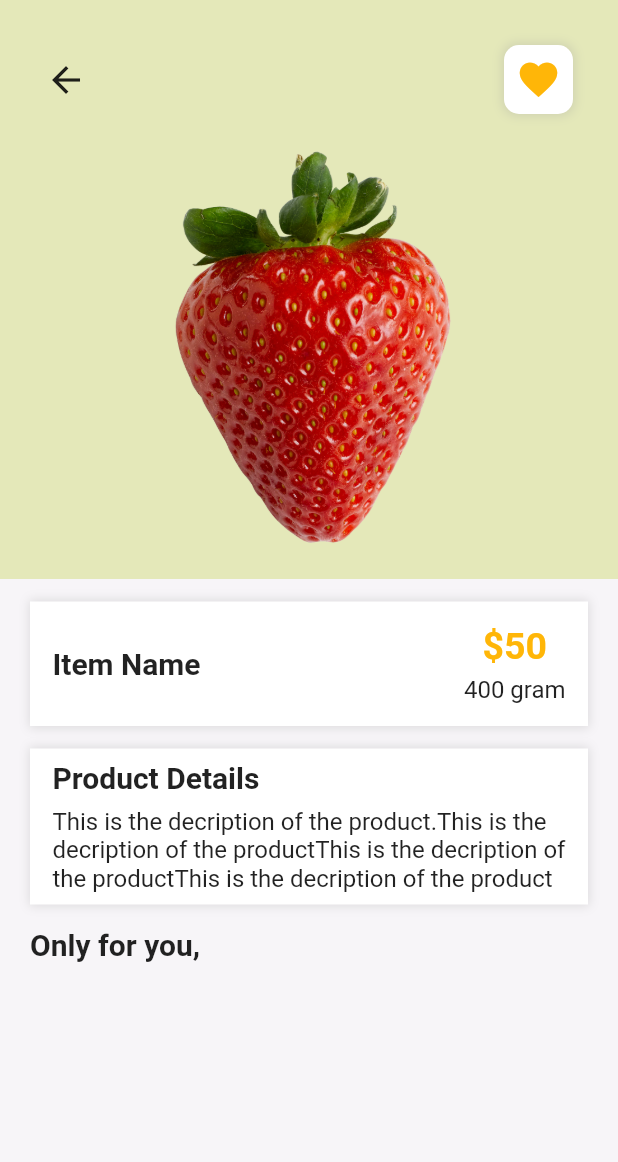
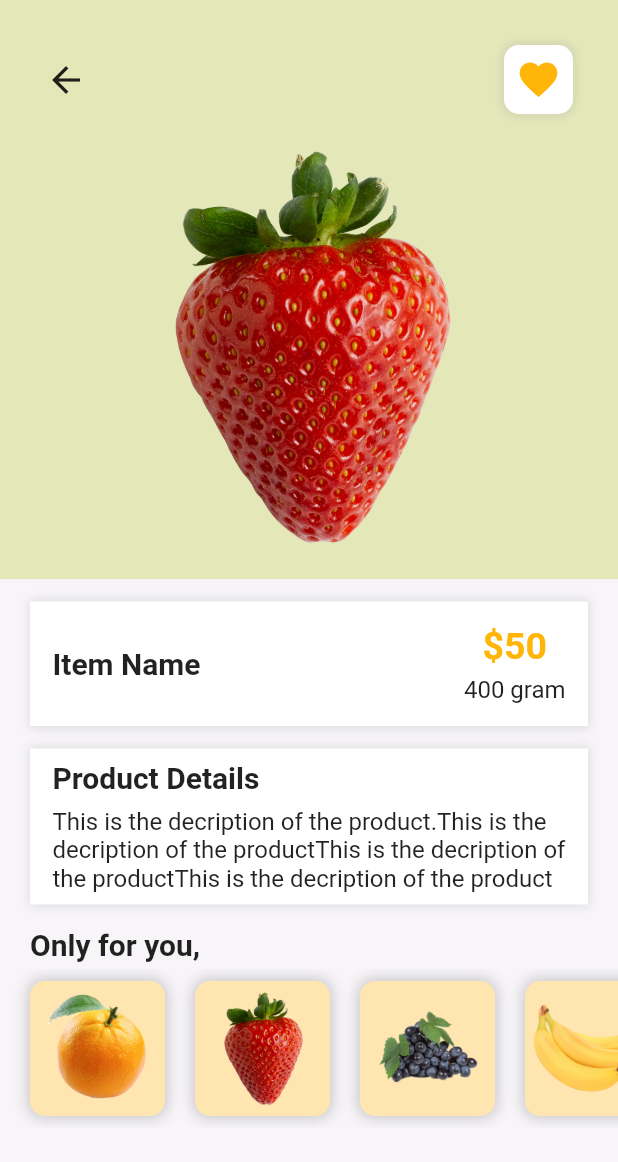
Before and after one commit to chinthanipiumi2001/grocery_store_app, a Flutter app: the ItemPage screen opened by its route, on a phone screen of 412 x 824 dp. Shown: the top 1162 px of the screen. Run offline on Flutter 3.47's test engine with Material 2 defaults, Android fonts, the phone set to English and light mode, and no system bars.

Commit message:
add image asset for item pg

```diff
--- a/lib/pages/ItemPage.dart
+++ b/lib/pages/ItemPage.dart
@@ -156,6 +156,36 @@ class ItemPage extends StatelessWidget{
                   ),
                 ),
               ),
+              SizedBox(height:5),
+              SingleChildScrollView(
+                scrollDirection: Axis.horizontal,
+                child: Row(
+                  children: [
+                    for(int i=1;i<5;i++)
+                    Container(
+                      height: 90,
+                      width: 90,
+                      padding: EdgeInsets.all(5),
+                      margin: EdgeInsets.only(top: 8,bottom: 8,left: 20),
+                      decoration: BoxDecoration(
+                        color: Color.fromARGB(255, 255, 230, 177),
+                        borderRadius: BorderRadius.circular(10),
+                        boxShadow: [
+                          BoxShadow(
+                            color: Colors.black.withOpacity(0.2),
+                            spreadRadius: 1,
+                            blurRadius: 8,
+                          ),
+                        ],
+                      ),
+                      child: Image.asset(
+                        "images/$i.png",
+                        fit: BoxFit.contain,
+                      ),
+                    ),
+                  ],
+                ),
+              ),
             ],
           ),
         ],
```
